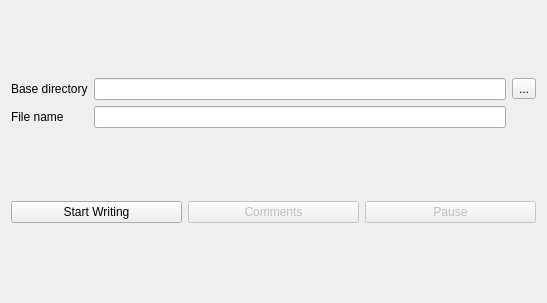
Qt form writing.ui (usnistgov/dastardcommander) before a commit.
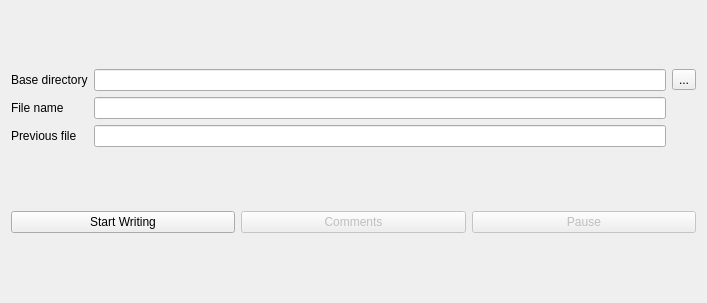
The same form after that commit.

Commit message: Add a textEdit box to show previously written file name

Patch:
```diff
--- a/writing.ui
+++ b/writing.ui
@@ -6,7 +6,7 @@
    <rect>
     <x>0</x>
     <y>0</y>
-    <width>547</width>
+    <width>707</width>
     <height>303</height>
    </rect>
   </property>
@@ -16,11 +16,17 @@
   <layout class="QVBoxLayout" name="verticalLayout">
    <item>
     <layout class="QGridLayout" name="gridLayout_5">
-     <item row="1" column="1">
-      <widget class="QLineEdit" name="fileNameExampleEdit">
-       <property name="readOnly">
+     <item row="0" column="3">
+      <widget class="QToolButton" name="changeBaseDirectoryButton">
+       <property name="enabled">
         <bool>true</bool>
        </property>
+       <property name="text">
+        <string>...</string>
+       </property>
+       <property name="checkable">
+        <bool>false</bool>
+       </property>
       </widget>
      </item>
      <item row="0" column="0">
@@ -30,13 +36,27 @@
        </property>
       </widget>
      </item>
-     <item row="0" column="1">
+     <item row="2" column="0">
+      <widget class="QLabel" name="label">
+       <property name="text">
+        <string>Previous file</string>
+       </property>
+      </widget>
+     </item>
+     <item row="0" column="2">
       <widget class="QLineEdit" name="baseDirectoryEdit">
        <property name="readOnly">
         <bool>false</bool>
        </property>
       </widget>
      </item>
+     <item row="1" column="2">
+      <widget class="QLineEdit" name="fileNameExampleEdit">
+       <property name="readOnly">
+        <bool>true</bool>
+       </property>
+      </widget>
+     </item>
      <item row="1" column="0">
       <widget class="QLabel" name="label_20">
        <property name="text">
@@ -44,18 +64,8 @@
        </property>
       </widget>
      </item>
-     <item row="0" column="2">
-      <widget class="QToolButton" name="changeBaseDirectoryButton">
-       <property name="enabled">
-        <bool>true</bool>
-       </property>
-       <property name="text">
-        <string>...</string>
-       </property>
-       <property name="checkable">
-        <bool>false</bool>
-       </property>
-      </widget>
+     <item row="2" column="2">
+      <widget class="QLineEdit" name="previousNameExampleEdit"/>
      </item>
     </layout>
    </item>
```
The commit also changes 1 other file.
